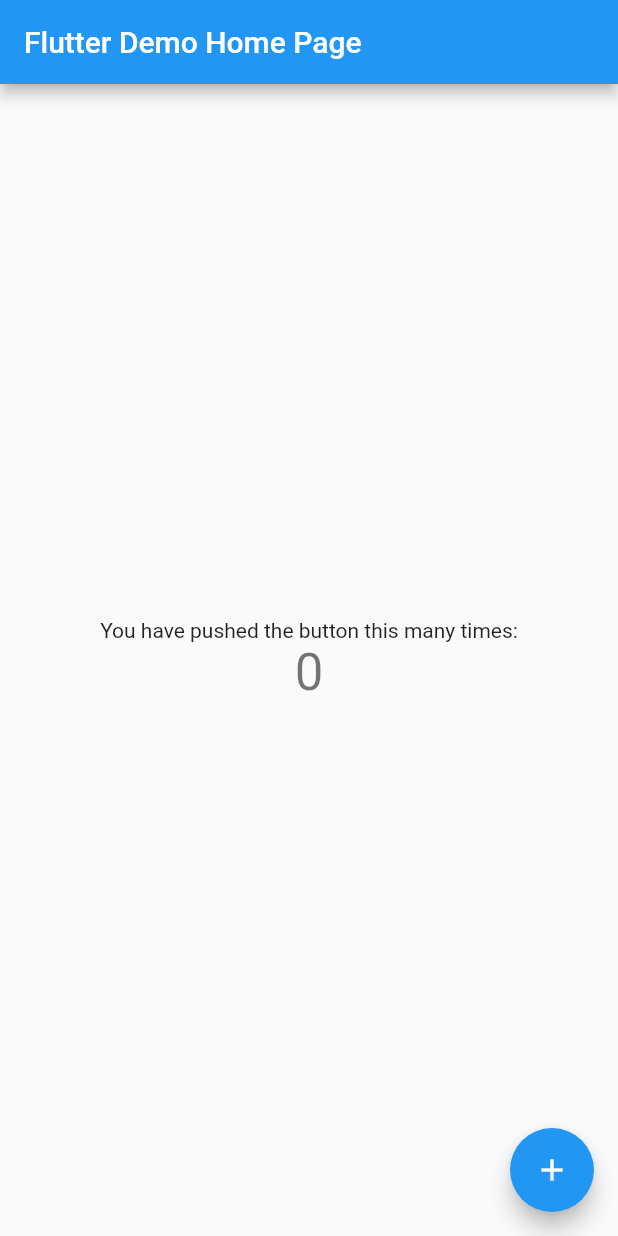
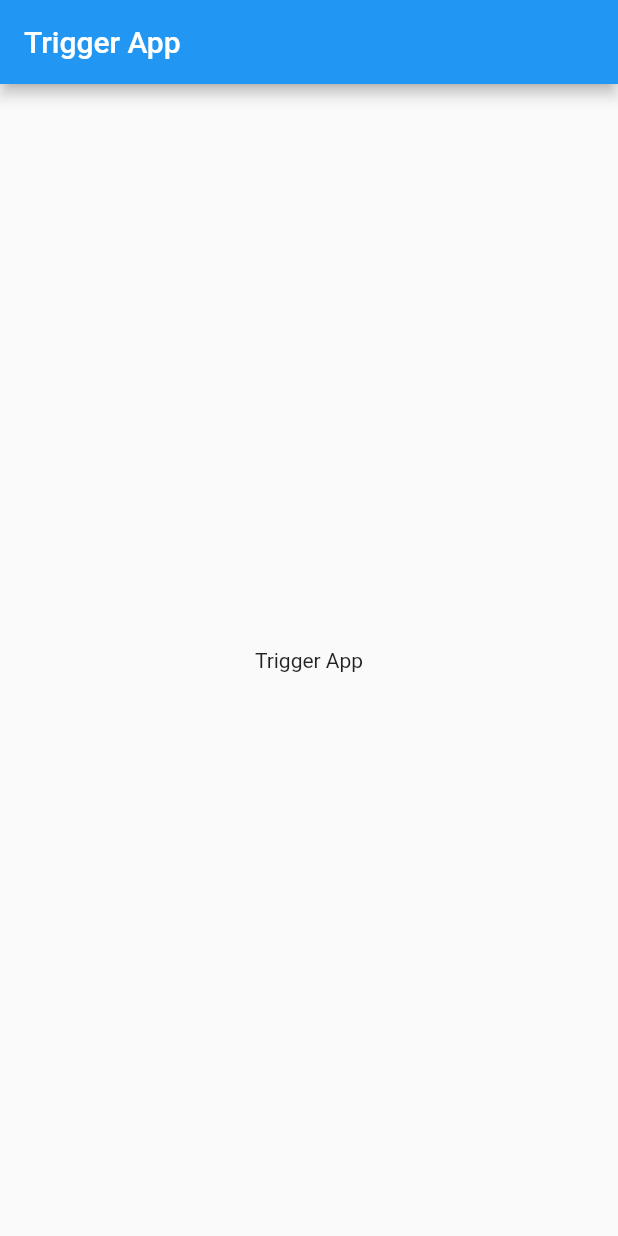
Before and after one commit to abhinavkumar98/trigger_app, a Flutter app: the screen it shows after launch, on a phone screen of 412 x 824 dp. Run offline on Flutter 3.47's test engine with Material 2 defaults, Android fonts, the phone set to English and light mode, and no system bars; our stand-ins replace bloc.

Commit message:
project setup done

```diff
--- /dev/null
+++ b/lib/cubit/random_cubit.dart
@@ -0,0 +1,8 @@
+import 'package:bloc/bloc.dart';
+import 'package:meta/meta.dart';
+
+part 'random_state.dart';
+
+class RandomCubit extends Cubit<RandomState> {
+  RandomCubit() : super(RandomInitial());
+}
--- /dev/null
+++ b/lib/cubit/random_state.dart
@@ -0,0 +1,6 @@
+part of 'random_cubit.dart';
+
+@immutable
+abstract class RandomState {}
+
+class RandomInitial extends RandomState {}
--- /dev/null
+++ b/lib/home_page.dart
@@ -0,0 +1,21 @@
+import 'package:flutter/material.dart';
+
+
+class HomePage extends StatefulWidget {
+  const HomePage({Key? key}) : super(key: key);
+
+  @override
+  State<HomePage> createState() => _HomePageState();
+}
+
+class _HomePageState extends State<HomePage> {
+  @override
+  Widget build(BuildContext context) {
+    return Scaffold(
+       appBar: AppBar(title: const Text("Trigger App")),
+      body: const Center(
+        child: Text("Trigger App"),
+      ),
+    );
+  }
+}
--- a/lib/main.dart
+++ b/lib/main.dart
@@ -1,4 +1,6 @@
 import 'package:flutter/material.dart';
+
+import 'home_page.dart';
 
 void main() {
   runApp(const MyApp());
@@ -6,110 +8,15 @@
 
 class MyApp extends StatelessWidget {
   const MyApp({super.key});
-
-  // This widget is the root of your application.
   @override
   Widget build(BuildContext context) {
     return MaterialApp(
       title: 'Flutter Demo',
+      debugShowCheckedModeBanner: false,
       theme: ThemeData(
-        // This is the theme of your application.
-        //
-        // Try running your application with "flutter run". You'll see the
-        // application has a blue toolbar. Then, without quitting the app, try
-        // changing the primarySwatch below to Colors.green and then invoke
-        // "hot reload" (press "r" in the console where you ran "flutter run",
-        // or simply save your changes to "hot reload" in a Flutter IDE).
-        // Notice that the counter didn't reset back to zero; the application
-        // is not restarted.
         primarySwatch: Colors.blue,
       ),
-      home: const MyHomePage(title: 'Flutter Demo Home Page'),
+      home: const HomePage(),
     );
   }
 }
-
-class MyHomePage extends StatefulWidget {
-  const MyHomePage({super.key, required this.title});
-
-  // This widget is the home page of your application. It is stateful, meaning
-  // that it has a State object (defined below) that contains fields that affect
-  // how it looks.
-
-  // This class is the configuration for the state. It holds the values (in this
-  // case the title) provided by the parent (in this case the App widget) and
-  // used by the build method of the State. Fields in a Widget subclass are
-  // always marked "final".
-
-  final String title;
-
-  @override
-  State<MyHomePage> createState() => _MyHomePageState();
-}
-
-class _MyHomePageState extends State<MyHomePage> {
-  int _counter = 0;
-
-  void _incrementCounter() {
-    setState(() {
-      // This call to setState tells the Flutter framework that something has
-      // changed in this State, which causes it to rerun the build method below
-      // so that the display can reflect the updated values. If we changed
-      // _counter without calling setState(), then the build method would not be
-      // called again, and so nothing would appear to happen.
-      _counter++;
-    });
-  }
-
-  @override
-  Widget build(BuildContext context) {
-    // This method is rerun every time setState is called, for instance as done
-    // by the _incrementCounter method above.
-    //
-    // The Flutter framework has been optimized to make rerunning build methods
-    // fast, so that you can just rebuild anything that needs updating rather
-    // than having to individually change instances of widgets.
-    return Scaffold(
-      appBar: AppBar(
-        // Here we take the value from the MyHomePage object that was created by
-        // the App.build method, and use it to set our appbar title.
-        title: Text(widget.title),
-      ),
-      body: Center(
-        // Center is a layout widget. It takes a single child and positions it
-        // in the middle of the parent.
-        child: Column(
-          // Column is also a layout widget. It takes a list of children and
-          // arranges them vertically. By default, it sizes itself to fit its
-          // children horizontally, and tries to be as tall as its parent.
-          //
-          // Invoke "debug painting" (press "p" in the console, choose the
-          // "Toggle Debug Paint" action from the Flutter Inspector in Android
-          // Studio, or the "Toggle Debug Paint" command in Visual Studio Code)
-          // to see the wireframe for each widget.
-          //
-          // Column has various properties to control how it sizes itself and
-          // how it positions its children. Here we use mainAxisAlignment to
-          // center the children vertically; the main axis here is the vertical
-          // axis because Columns are vertical (the cross axis would be
-          // horizontal).
-          mainAxisAlignment: MainAxisAlignment.center,
-          children: <Widget>[
-            const Text(
-              'You have pushed the button this many times:',
-            ),
-            Text(
-              '$_counter',
-              style: Theme.of(context).textTheme.headlineMedium,
-            ),
-          ],
-        ),
-      ),
-      floatingActionButton: FloatingActionButton(
-        onPressed: _incrementCounter,
-        tooltip: 'Increment',
-        child: const Icon(Icons.add),
-      ), // This trailing comma makes auto-formatting nicer for build methods.
-    );
-  }
-}
```
Also changed, not shown: pubspec.yaml (+1 -40 lines), lib/constant/font_style.dart (added), pubspec.lock.
